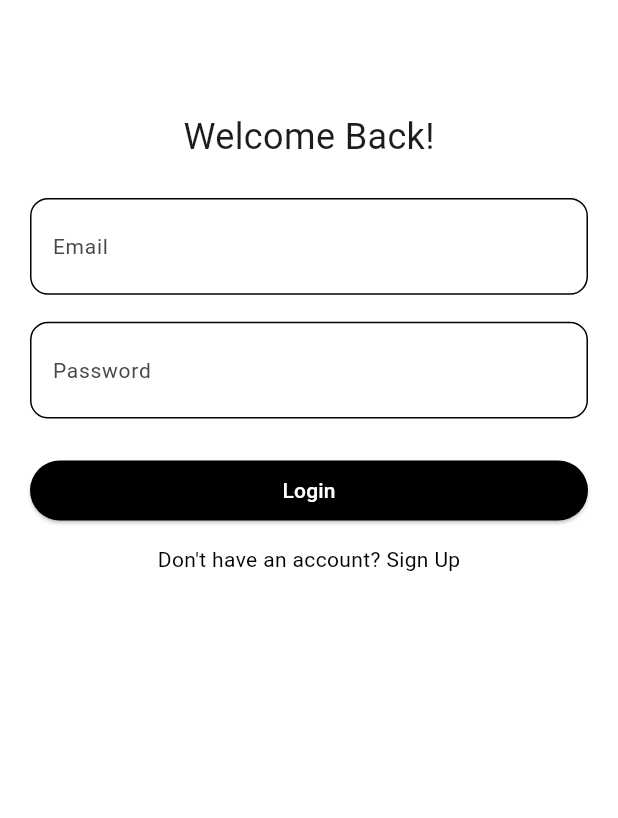
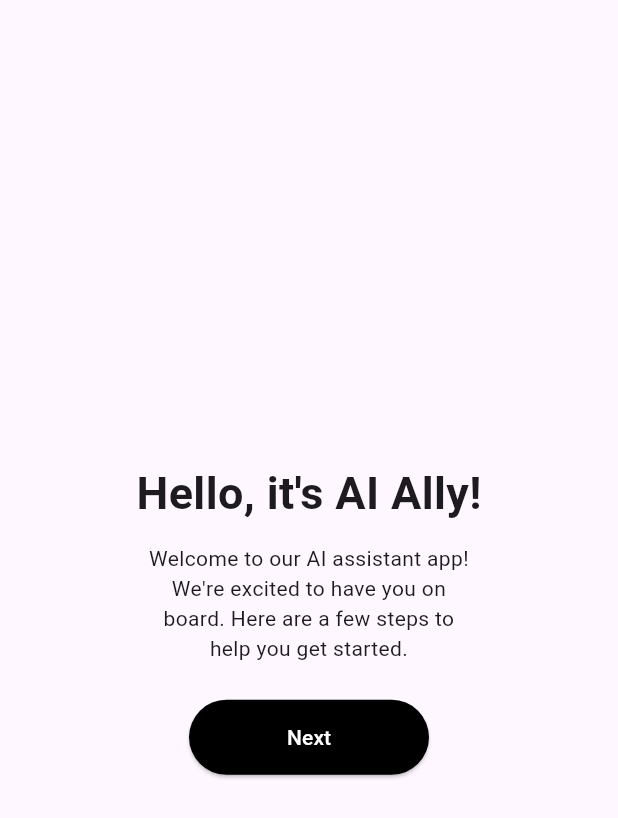
Before and after one commit to Fairuzzzzz/ai-chat-app, a Flutter app: the screen it shows after launch, on a phone screen of 412 x 824 dp. Shown: the top 818 px of the screen. Run offline on Flutter 3.47's test engine with Material 3 defaults, Android fonts, the light colour scheme and no system bars; our stand-ins replace flutter_dotenv, supabase_flutter; missing offline and left inert: groq; accounts and stored records are empty.

Commit message:
add welcome and login page

```diff
--- a/lib/pages/login_page.dart
+++ b/lib/pages/welcomelogin_page.dart
@@ -2,14 +2,22 @@ import 'package:aichatapp/pages/register_page.dart';
 import 'package:aichatapp/services/auth/auth_service.dart';
 import 'package:flutter/material.dart';
 
-class LoginPage extends StatefulWidget {
-  const LoginPage({super.key});
+class WelcomeloginPage extends StatefulWidget {
+  const WelcomeloginPage({super.key});
 
   @override
-  State<LoginPage> createState() => _LoginPageState();
+  State<WelcomeloginPage> createState() => _WelcomeloginPageState();
 }
 
-class _LoginPageState extends State<LoginPage> {
+class _WelcomeloginPageState extends State<WelcomeloginPage> {
+  late bool _showWelcome = true;
+
+  void _goToLogin() {
+    setState(() {
+      _showWelcome = false;
+    });
+  }
+
   final authService = AuthService();
 
   final _emailControllers = TextEditingController();
@@ -43,7 +51,51 @@ class _LoginPageState extends State<LoginPage> {
   @override
   Widget build(BuildContext context) {
     return Scaffold(
-      body: ListView(
+        body: _showWelcome ? _buildWelcomeContent() : _buildLoginContent());
+  }
+
+  Widget _buildWelcomeContent() {
+    return Container(
+      alignment: Alignment.center,
+      child: Column(
+        mainAxisAlignment: MainAxisAlignment.center,
+        children: [
+          // TODO: Add Vector Animation
+          const Text(
+            "Hello, it's AI Ally!",
+            style: TextStyle(fontSize: 30, fontWeight: FontWeight.bold),
+          ),
+          const SizedBox(
+            height: 12,
+          ),
+          const Text(
+            "Welcome to our AI assistant app!\nWe're excited to have you on\nboard. Here are a few steps to\nhelp you get started.",
+            textAlign: TextAlign.center,
+            style: TextStyle(fontWeight: FontWeight.w400),
+          ),
+          const SizedBox(
+            height: 24,
+          ),
+          ElevatedButton(
+              style: ElevatedButton.styleFrom(
+                backgroundColor: Colors.black,
+                minimumSize: const Size(160, 50),
+              ),
+              onPressed: _goToLogin,
+              child: const Text(
+                "Next",
+                style: TextStyle(color: Colors.white),
+              )),
+        ],
+      ),
+    );
+  }
+
+  Widget _buildLoginContent() {
+    return Container(
+      key: const ValueKey('login'),
+      alignment: Alignment.center,
+      child: ListView(
         padding: const EdgeInsets.symmetric(horizontal: 20, vertical: 50),
         children: [
           const SizedBox(
@@ -52,7 +104,7 @@ class _LoginPageState extends State<LoginPage> {
           const Center(
             child: Text(
               'Welcome Back!',
-              style: TextStyle(fontSize: 24),
+              style: TextStyle(fontSize: 24, fontWeight: FontWeight.bold),
             ),
           ),
           const SizedBox(
@@ -120,7 +172,6 @@ class _LoginPageState extends State<LoginPage> {
           )
         ],
       ),
-      backgroundColor: Colors.white,
     );
   }
 }
--- a/lib/services/auth/auth_gate.dart
+++ b/lib/services/auth/auth_gate.dart
@@ -1,11 +1,16 @@
 import 'package:aichatapp/pages/home.dart';
-import 'package:aichatapp/pages/login_page.dart';
+import 'package:aichatapp/pages/welcomelogin_page.dart';
 import 'package:flutter/material.dart';
 import 'package:supabase_flutter/supabase_flutter.dart';
 
-class AuthGate extends StatelessWidget {
+class AuthGate extends StatefulWidget {
   const AuthGate({super.key});
 
+  @override
+  State<AuthGate> createState() => _AuthGateState();
+}
+
+class _AuthGateState extends State<AuthGate> {
   @override
   Widget build(BuildContext context) {
     return StreamBuilder(
@@ -14,9 +19,7 @@ class AuthGate extends StatelessWidget {
           if (snapshot.connectionState == ConnectionState.waiting) {
             return const Scaffold(
               body: Center(
-                child: CircularProgressIndicator(
-                  color: Colors.white,
-                ),
+                child: CircularProgressIndicator(),
               ),
             );
           }
@@ -25,9 +28,9 @@ class AuthGate extends StatelessWidget {
           if (session != null) {
             final userId = session.user.id;
             return Home(userId: userId);
-          } else {
-            return const LoginPage();
           }
+
+          return const WelcomeloginPage();
         });
   }
 }
--- a/pubspec.yaml
+++ b/pubspec.yaml
@@ -34,6 +34,7 @@ dependencies:
   flutter_dotenv: ^5.2.1
   flutter_svg: ^2.0.16
   groq: ^0.0.7
+  shared_preferences: ^2.3.3
   supabase_flutter: ^2.8.1
 
 dev_dependencies:
```
Also changed, not shown: pubspec.lock.
